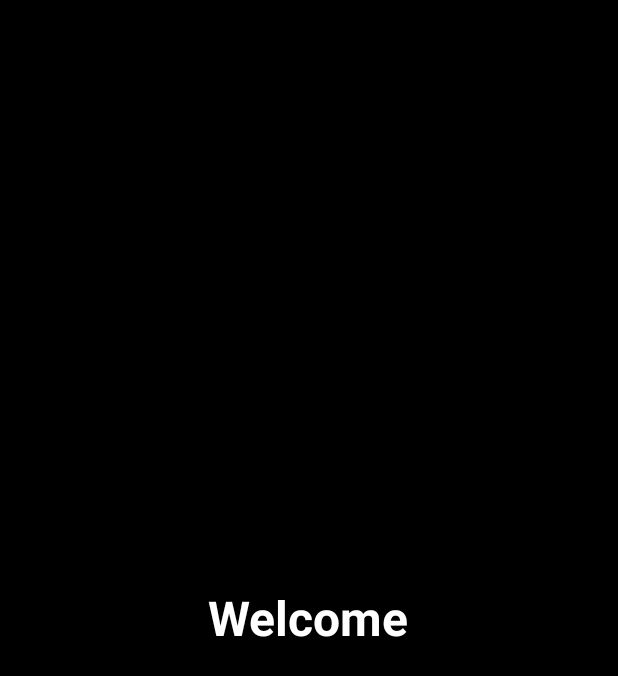
After one commit to CS4530-S2025/android-drawing-project-scp, an Android app: the WelcomeScreenActivity screen opened directly, with no data from a screen before it, on a phone screen of 412 x 824 dp. The commit adds this screen. Shown: the top 676 px of the screen. Run offline under Robolectric (Android 15) with nearby library versions, the phone set to English and light mode, and no system bars; 1 statement that could not run was skipped.

Commit message:
Added welcome screen!

```diff
--- a/app/src/main/AndroidManifest.xml
+++ b/app/src/main/AndroidManifest.xml
@@ -29,6 +29,9 @@
         </intent-filter>
     </activity>
 
+        <activity android:name=".view.WelcomeScreenActivity"
+            android:exported="false"
+            android:theme="@style/Theme.DrawingApp.FullScreen"/>
 
         <!-- Draw Activity -->
         <activity
--- a/app/src/main/java/com/example/drawingapp/views/SplashScreenActivity.kt
+++ b/app/src/main/java/com/example/drawingapp/views/SplashScreenActivity.kt
@@ -1,24 +1,24 @@
 package com.example.drawingapp.view
 
 import android.content.Intent
+import android.os.Build
 import android.os.Bundle
-import android.os.Handler
-import android.os.Looper
 import androidx.appcompat.app.AppCompatActivity
 import androidx.core.splashscreen.SplashScreen.Companion.installSplashScreen
+import com.example.drawingapp.view.WelcomeScreenActivity
 
 class SplashScreenActivity : AppCompatActivity() {
 
     override fun onCreate(savedInstanceState: Bundle?) {
-        // Use official splash screen API
-        val splashScreen = installSplashScreen()
+        // Use splash screen API for Android 12+
+        if (Build.VERSION.SDK_INT >= Build.VERSION_CODES.S) {
+            installSplashScreen()
+        }
 
         super.onCreate(savedInstanceState)
 
-        // Keep splash screen visible for a fixed time (e.g., 2 seconds)
-        Handler(Looper.getMainLooper()).postDelayed({
-            startActivity(Intent(this, DrawActivity::class.java))
-            finish() // Prevents returning to splash screen
-        }, 3000) // 2000ms = 2 seconds
+        // Transition to the new Welcome Screen
+        startActivity(Intent(this, WelcomeScreenActivity::class.java))
+        finish() // Prevents user from going back to the splash screen
     }
 }
--- /dev/null
+++ b/app/src/main/java/com/example/drawingapp/views/WelcomeScreenActivity.kt
@@ -0,0 +1,28 @@
+package com.example.drawingapp.view
+
+import android.content.Intent
+import android.os.Bundle
+import android.os.Handler
+import android.os.Looper
+import androidx.appcompat.app.AppCompatActivity
+import com.example.drawingapp.databinding.ActivityWelcomeScreenBinding
+import com.example.drawingapp.view.DrawActivity
+
+class WelcomeScreenActivity : AppCompatActivity() {
+
+    private lateinit var binding: ActivityWelcomeScreenBinding
+
+    override fun onCreate(savedInstanceState: Bundle?) {
+        super.onCreate(savedInstanceState)
+
+        // Use View Binding to access UI elements
+        binding = ActivityWelcomeScreenBinding.inflate(layoutInflater)
+        setContentView(binding.root)
+
+        // Delay for 1.5 seconds before transitioning to the main draw screen
+        Handler(Looper.getMainLooper()).postDelayed({
+            startActivity(Intent(this, DrawActivity::class.java))
+            finish() // Prevent user from returning to this screen
+        }, 1500) // 1500ms = 1.5 seconds
+    }
+}
--- /dev/null
+++ b/app/src/main/res/layout/activity_welcome_screen.xml
@@ -0,0 +1,16 @@
+<?xml version="1.0" encoding="utf-8"?>
+<LinearLayout xmlns:android="http://schemas.android.com/apk/res/android"
+    android:layout_width="match_parent"
+    android:layout_height="match_parent"
+    android:gravity="center"
+    android:orientation="vertical"
+    android:background="@color/black">
+
+    <TextView
+        android:layout_width="wrap_content"
+        android:layout_height="wrap_content"
+        android:text="Welcome"
+        android:textSize="32sp"
+        android:textColor="@android:color/white"
+        android:textStyle="bold"/>
+</LinearLayout>
--- a/app/src/main/res/values-night/themes.xml
+++ b/app/src/main/res/values-night/themes.xml
@@ -10,4 +10,10 @@
         <item name="android:windowSplashScreenIconBackgroundColor" tools:targetApi="31">@color/black</item>
         <item name="android:windowSplashScreenAnimationDuration" tools:targetApi="31">1000</item> <!-- 1 second -->
     </style>
+
+    <!-- for welcome screen -->
+    <style name="Theme.DrawingApp.FullScreen" parent="Theme.Material3.DayNight.NoActionBar">
+        <item name="android:windowBackground">@color/black</item>
+    </style>
+
 </resources>
--- a/app/src/main/res/values/themes.xml
+++ b/app/src/main/res/values/themes.xml
@@ -1,8 +1,6 @@
 <resources xmlns:tools="http://schemas.android.com/tools">
-    <!-- Base application theme. -->
+    <!-- Base application theme -->
     <style name="Base.Theme.DrawingApp" parent="Theme.Material3.DayNight.NoActionBar">
-        <!-- Customize your light theme here. -->
-        <!-- <item name="colorPrimary">@color/my_light_primary</item> -->
         <!-- Default background for all screens -->
         <item name="android:windowBackground">@color/white</item>
 
@@ -13,4 +11,9 @@
     </style>
 
     <style name="Theme.DrawingApp" parent="Base.Theme.DrawingApp" />
+
+    <!-- New Theme for WelcomeScreenActivity -->
+    <style name="Theme.DrawingApp.FullScreen" parent="Theme.Material3.DayNight.NoActionBar">
+        <item name="android:windowBackground">@color/black</item>
+    </style>
 </resources>
```
